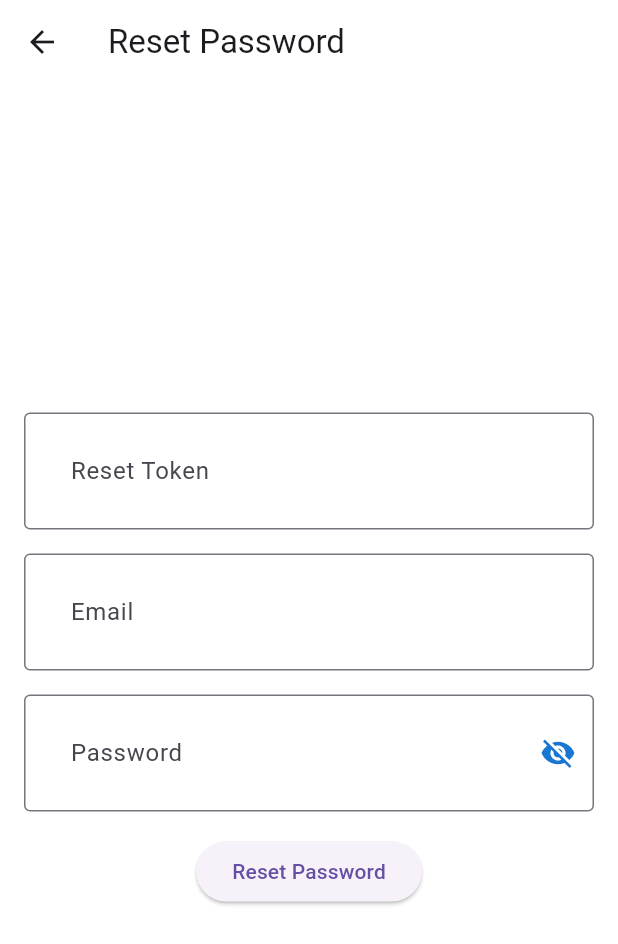
After one commit to uzaircode/evercook, a Flutter app: the RecoverPasswordPage screen opened directly, after a tap on "Send Password Reset Token", after a tap on "Already Have the Token? Reset Your Passw", on a phone screen of 412 x 824 dp. The commit adds this screen. Shown: the top 944 px of the screen. Run offline on Flutter 3.47's test engine with Material 3 defaults, Android fonts, the phone set to English and light mode, and no system bars; our stand-ins replace dotted_border, email_validator, flutter_bloc, fpdart, get_it, image_picker and 2 more; accounts and stored records are empty.

Commit message:
Implement Recover Password features

```diff
--- /dev/null
+++ b/lib/features/auth/presentation/pages/recover_page.dart
@@ -0,0 +1,79 @@
+import 'package:email_validator/email_validator.dart';
+import 'package:evercook/features/auth/presentation/pages/recover_page_details.dart';
+import 'package:flutter/material.dart';
+import 'package:supabase_flutter/supabase_flutter.dart';
+
+class RecoverPasswordPage extends StatefulWidget {
+  static route() => MaterialPageRoute(builder: (context) => const RecoverPasswordPage());
+
+  const RecoverPasswordPage({Key? key}) : super(key: key);
+
+  @override
+  State<RecoverPasswordPage> createState() => _RecoverPasswordPageState();
+}
+
+class _RecoverPasswordPageState extends State<RecoverPasswordPage> {
+  final emailController = TextEditingController();
+  final formKey = GlobalKey<FormState>();
+
+  @override
+  Widget build(BuildContext context) {
+    return Scaffold(
+      appBar: AppBar(
+        title: const Text('Forgot Password'),
+      ),
+      body: Padding(
+        padding: const EdgeInsets.all(16.0),
+        child: Form(
+          key: formKey,
+          child: Column(
+            mainAxisAlignment: MainAxisAlignment.center,
+            children: [
+              TextFormField(
+                controller: emailController,
+                decoration: const InputDecoration(
+                  border: OutlineInputBorder(borderRadius: BorderRadius.all(Radius.circular(8))),
+                  hintText: 'Email',
+                ),
+                autovalidateMode: AutovalidateMode.onUserInteraction,
+                validator: (value) => !EmailValidator.validate(value!) ? 'Invalid Email Format!' : null,
+              ),
+              const SizedBox(width: 16, height: 16),
+              ElevatedButton(
+                onPressed: () async {
+                  if (formKey.currentState!.validate()) {
+                    showDialog(
+                      context: context,
+                      builder: (context) => const AlertDialog(
+                        content: Text(
+                          'Please Check Your Email & Spam Folder for the TOKEN if Not Found in Inbox!',
+                          textAlign: TextAlign.center,
+                        ),
+                      ),
+                    );
+                    await Supabase.instance.client.auth.resetPasswordForEmail(
+                      emailController.text,
+                    );
+                  } else {
+                    null;
+                  }
+                },
+                child: const Text('Send Password Reset Token'),
+              ),
+              const SizedBox(width: 16, height: 16),
+              TextButton(
+                child: const Text('Already Have the Token? Reset Your Password'),
+                onPressed: () async {
+                  Navigator.push(
+                    context,
+                    RecoverPasswordDetailsPage.route(),
+                  );
+                },
+              ),
+            ],
+          ),
+        ),
+      ),
+    );
+  }
+}
--- /dev/null
+++ b/lib/features/auth/presentation/pages/recover_page_details.dart
@@ -0,0 +1,138 @@
+import 'package:evercook/core/utils/logger.dart';
+import 'package:evercook/features/auth/presentation/pages/login_page.dart';
+import 'package:flutter/material.dart';
+import 'package:supabase_flutter/supabase_flutter.dart';
+
+class RecoverPasswordDetailsPage extends StatefulWidget {
+  static route() => MaterialPageRoute(builder: (context) => const RecoverPasswordDetailsPage());
+  const RecoverPasswordDetailsPage({super.key});
+
+  @override
+  State<RecoverPasswordDetailsPage> createState() => _RecoverPasswordDetailsPageState();
+}
+
+class _RecoverPasswordDetailsPageState extends State<RecoverPasswordDetailsPage> {
+  final emailController = TextEditingController();
+  final passwordController = TextEditingController();
+  final resetTokenController = TextEditingController();
+  bool _passwordVisible = false;
+  bool? isLoading;
+  final formKey = GlobalKey<FormState>();
+
+  @override
+  Widget build(BuildContext context) {
+    return Scaffold(
+      appBar: AppBar(
+        title: const Text('Reset Password'),
+      ),
+      body: Padding(
+        padding: const EdgeInsets.all(16.0),
+        child: Form(
+          key: formKey,
+          child: Column(
+            mainAxisAlignment: MainAxisAlignment.center,
+            children: [
+              TextFormField(
+                controller: resetTokenController,
+                decoration: const InputDecoration(
+                  border: OutlineInputBorder(),
+                  labelText: 'Reset Token',
+                ),
+                validator: (value) {
+                  if (value!.isEmpty || value.length < 6) {
+                    return 'Invalid token!';
+                  }
+                  return null;
+                },
+              ),
+              const SizedBox(height: 16),
+              TextFormField(
+                controller: emailController,
+                decoration: const InputDecoration(
+                  border: OutlineInputBorder(),
+                  labelText: 'Email',
+                ),
+                validator: (value) {
+                  // Basic email validation
+                  return value != null && value.contains('@') ? null : 'Enter a valid email';
+                },
+              ),
+              const SizedBox(height: 16),
+              TextFormField(
+                controller: passwordController,
+                obscureText: !_passwordVisible,
+                decoration: InputDecoration(
+                  border: const OutlineInputBorder(),
+                  labelText: 'Password',
+                  suffixIcon: IconButton(
+                    icon: Icon(
+                      // Toggle the password visibility
+                      _passwordVisible ? Icons.visibility : Icons.visibility_off,
+                      color: Theme.of(context).primaryColorDark,
+                    ),
+                    onPressed: () {
+                      setState(() {
+                        _passwordVisible = !_passwordVisible;
+                      });
+                    },
+                  ),
+                ),
+                validator: (value) {
+                  if (value!.isEmpty || value.length < 6) {
+                    return 'Password must be at least 6 characters!';
+                  }
+                  return null;
+                },
+              ),
+              const SizedBox(height: 16),
+              ElevatedButton(
+                onPressed: () async {
+                  if (formKey.currentState!.validate()) {
+                    isLoading = true;
+                    showGeneralDialog(
+                      context: context,
+                      pageBuilder: (context, animation, secondaryAnimation) =>
+                          const Center(child: CircularProgressIndicator()),
+                    );
+                    try {
+                      final recovery = await Supabase.instance.client.auth.verifyOTP(
+                        email: emailController.text,
+                        token: resetTokenController.text,
+                        type: OtpType.recovery,
+                      );
+                      LoggerService.logger.d(recovery);
+                      await Supabase.instance.client.auth.updateUser(
+                        UserAttributes(password: passwordController.text),
+                      );
+                      isLoading = false;
+                      Navigator.pushAndRemoveUntil(
+                        context,
+                        MaterialPageRoute(builder: (context) => const LoginPage()),
+                        (route) => false,
+                      );
+                      showSnackbar(context, 'Password Change', Colors.black);
+                    } catch (e) {
+                      showSnackbar(context, e.toString(), Colors.black);
+                    }
+                  } else {
+                    showSnackbar(context, 'Isi dengan Benar!', Colors.black);
+                  }
+                },
+                child: const Text('Reset Password'),
+              ),
+            ],
+          ),
+        ),
+      ),
+    );
+  }
+
+  void showSnackbar(BuildContext context, String message, Color color) {
+    ScaffoldMessenger.of(context).showSnackBar(
+      SnackBar(
+        content: Text(message),
+        backgroundColor: color,
+      ),
+    );
+  }
+}
--- a/pubspec.yaml
+++ b/pubspec.yaml
@@ -45,6 +45,7 @@ dependencies:
   image_picker: ^1.1.0
   uuid: ^4.4.0
   intl: ^0.19.0
+  email_validator: ^2.1.17
 
 dev_dependencies:
   flutter_test:
```
Also changed, not shown: lib/features/auth/presentation/pages/login_page.dart (+26 -0 lines), pubspec.lock.
